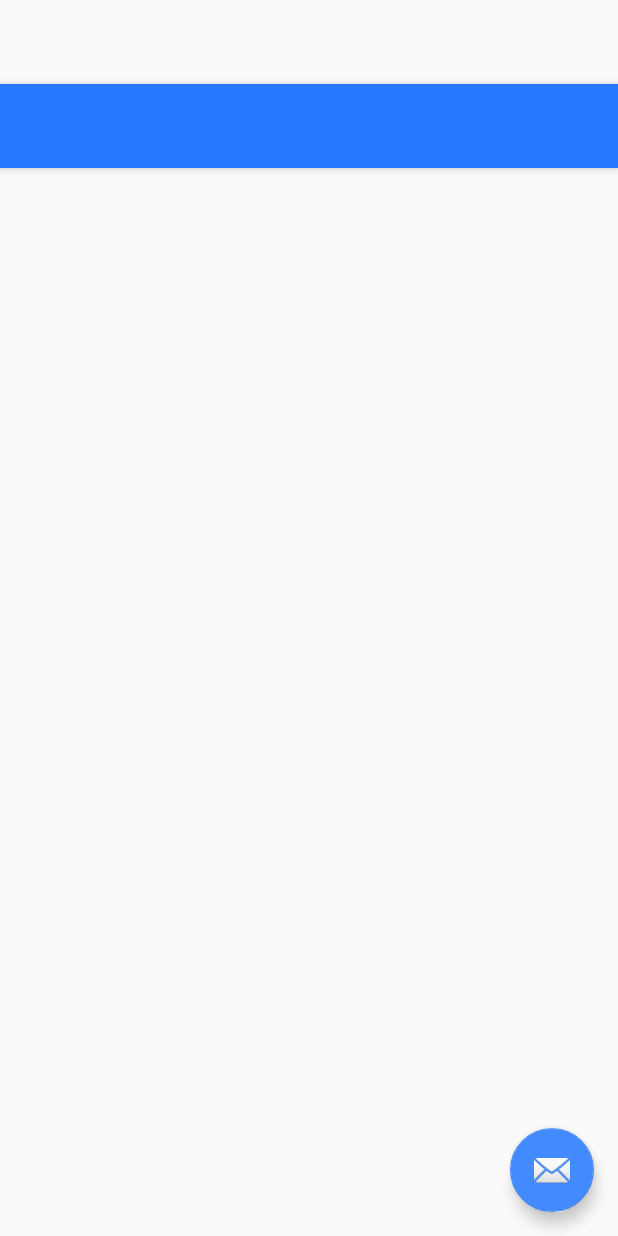
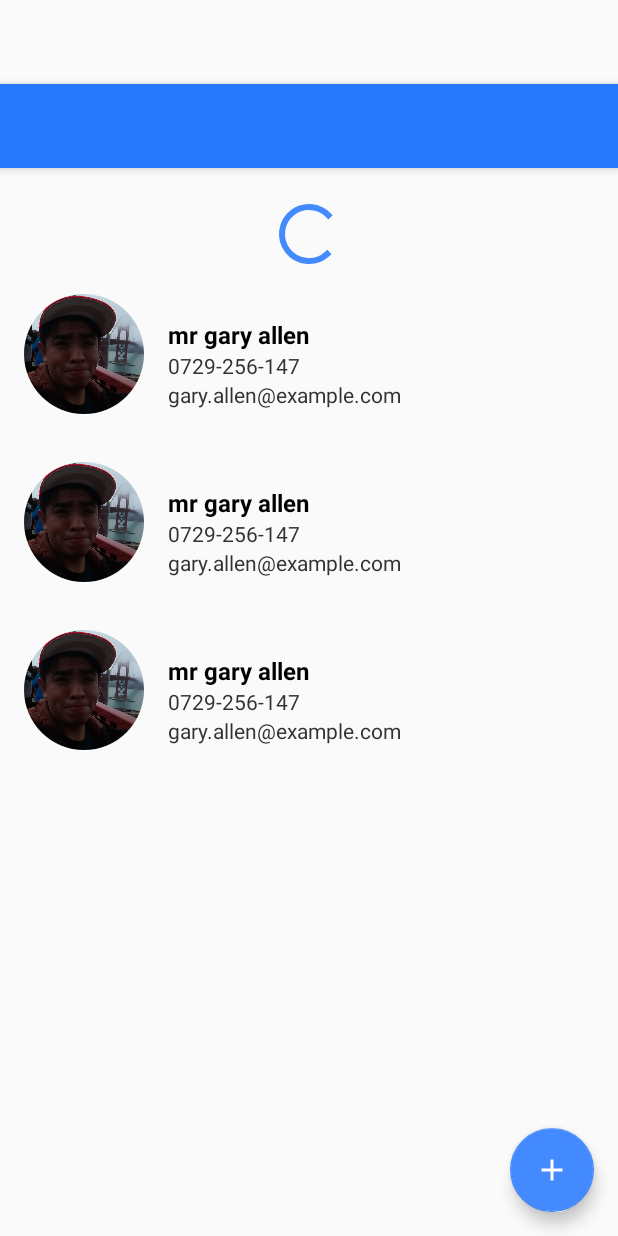
Before and after one commit to phong016688/test_git1, an Android app: the layout main_activity.xml on its own in the app's theme, with its tools: preview values and no code run, on a phone screen of 412 x 824 dp. Run offline under Robolectric (Android 15) with nearby library versions, the phone set to English and light mode, and no system bars.

Commit message:
create a PeopleList

```diff
--- /dev/null
+++ b/app/src/main/res/drawable/ic_add_24dp.xml
@@ -0,0 +1,9 @@
+<vector xmlns:android="http://schemas.android.com/apk/res/android"
+        android:width="24dp"
+        android:height="24dp"
+        android:viewportWidth="24.0"
+        android:viewportHeight="24.0">
+    <path
+        android:fillColor="#fff"
+        android:pathData="M19,13h-6v6h-2v-6H5v-2h6V5h2v6h6v2z"/>
+</vector>
--- /dev/null
+++ b/app/src/main/res/layout/item_people.xml
@@ -0,0 +1,65 @@
+<layout xmlns:android="http://schemas.android.com/apk/res/android"
+        xmlns:app="http://schemas.android.com/apk/res-auto"
+        xmlns:tools="http://schemas.android.com/tools">
+
+    <data>
+
+        <variable
+            name="peopleViewModel"
+            type="com.example.jhordan.people_mvvm.viewmodel.ItemPeopleViewModel"/>
+    </data>
+
+
+    <RelativeLayout
+        android:id="@+id/item_people"
+        android:layout_width="match_parent"
+        android:layout_height="wrap_content"
+        android:padding="@dimen/spacing_large">
+
+
+        <de.hdodenhof.circleimageview.CircleImageView
+            android:id="@+id/image_people"
+            android:layout_width="80dp"
+            android:layout_height="80dp"
+            android:src="@drawable/img"
+            app:border_color="@color/white"/>
+
+
+        <TextView
+            android:id="@+id/label_name"
+            android:layout_width="match_parent"
+            android:layout_height="wrap_content"
+            android:layout_alignTop="@+id/image_people"
+            android:layout_marginStart="@dimen/spacing_large"
+            android:layout_marginTop="@dimen/spacing_large"
+            android:layout_toEndOf="@+id/image_people"
+            android:text="@{peopleViewModel.userName}"
+            android:textColor="@android:color/primary_text_light"
+            android:textSize="16sp"
+            android:textStyle="bold"
+            tools:text="mr gary allen"/>
+
+        <TextView
+            android:id="@+id/label_phone"
+            android:layout_width="match_parent"
+            android:layout_height="wrap_content"
+            android:layout_alignStart="@+id/label_name"
+            android:layout_below="@+id/label_name"
+            android:textColor="@android:color/secondary_text_light"
+            android:textSize="14sp"
+            tools:text="0729-256-147"/>
+
+        <TextView
+            android:id="@+id/label_mail"
+            android:layout_width="match_parent"
+            android:layout_height="wrap_content"
+            android:textColor="@android:color/secondary_text_light"
+            android:textSize="14sp"
+            tools:text="gary.allen@example.com"
+            android:layout_below="@+id/label_phone"
+            android:layout_alignStart="@+id/label_phone"/>
+
+    </RelativeLayout>
+
+
+</layout>
--- a/app/src/main/res/layout/main_activity.xml
+++ b/app/src/main/res/layout/main_activity.xml
@@ -1,12 +1,13 @@
 <?xml version="1.0" encoding="utf-8"?>
 
-<layout xmlns:android="http://schemas.android.com/apk/res/android">
+<layout xmlns:android="http://schemas.android.com/apk/res/android"
+        xmlns:tools="http://schemas.android.com/tools">
 
     <data>
 
         <variable
-            name="user"
-            type="com.example.jhordan.people_mvvm.User"/>
+            name="mainViewModel"
+            type="com.example.jhordan.people_mvvm.viewmodel.MainViewModel"/>
     </data>
 
     <android.support.design.widget.CoordinatorLayout
@@ -29,23 +30,43 @@
 
         </android.support.design.widget.AppBarLayout>
 
-        <!--<include layout="@layout/content_main"/>-->
-
         <LinearLayout
             android:layout_width="match_parent"
             android:layout_height="match_parent"
-            android:layout_marginTop="?attr/actionBarSize"
-            android:orientation="vertical">
+            android:gravity="center"
+            android:orientation="vertical"
+            app:layout_behavior="@string/appbar_scrolling_view_behavior">
 
-            <TextView
+
+            <ProgressBar
+                android:id="@+id/progress_people"
                 android:layout_width="wrap_content"
                 android:layout_height="wrap_content"
-                android:text="@{user.firstName}"/>
+                android:layout_marginTop="20dp"
+                app:visibility="@{mainViewModel.mProgressPeople}"/>
 
-            <TextView
-                android:layout_width="wrap_content"
-                android:layout_height="wrap_content"
-                android:text="@{user.lastName}"/>
+            <!--<TextView-->
+            <!--android:id="@+id/label_status"-->
+            <!--android:layout_width="wrap_content"-->
+            <!--android:layout_height="wrap_content"-->
+            <!--android:layout_marginLeft="@dimen/spacing_large"-->
+            <!--android:layout_marginRight="@dimen/spacing_large"-->
+            <!--android:layout_marginTop="20dp"-->
+            <!--android:gravity="center"-->
+            <!--android:text="@{viewModel.infoMessage}"-->
+            <!--android:textSize="18sp"-->
+            <!--app:visibility="@{viewModel.infoMessageVisibility}"/>-->
+
+            <android.support.v7.widget.RecyclerView
+                android:id="@+id/list_people"
+                android:layout_width="match_parent"
+                android:layout_height="match_parent"
+                android:clipToPadding="false"
+                android:scrollbars="vertical"
+                app:visibility="@{mainViewModel.mListPeople}"
+                tools:listitem="@layout/item_people"/>
+
+
         </LinearLayout>
 
         <android.support.design.widget.FloatingActionButton
@@ -54,7 +75,8 @@
             android:layout_height="wrap_content"
             android:layout_gravity="bottom|end"
             android:layout_margin="@dimen/fab_margin"
-            android:src="@android:drawable/ic_dialog_email"/>
+            android:onClick="@{mainViewModel.onClickFabLoad}"
+            android:src="@drawable/ic_add_24dp"/>
 
     </android.support.design.widget.CoordinatorLayout>
 
--- a/app/src/main/res/values/colors.xml
+++ b/app/src/main/res/values/colors.xml
@@ -3,4 +3,6 @@
     <color name="colorPrimary">#2979FF</color>
     <color name="colorPrimaryDark">#2962FF</color>
     <color name="colorAccent">#448AFF</color>
+
+    <color name="white">#fff</color>
 </resources>
```
Also changed, not shown: app/src/main/java/com/example/jhordan/people_mvvm/MainActivity.java (+33 -12 lines), app/src/main/java/com/example/jhordan/people_mvvm/PeopleAdapter.java (added, +65 -0 lines), app/src/main/java/com/example/jhordan/people_mvvm/model/Location.java (added, +39 -0 lines), app/src/main/java/com/example/jhordan/people_mvvm/model/Name.java (added, +31 -0 lines), app/src/main/java/com/example/jhordan/people_mvvm/model/People.java (added, +37 -0 lines), app/src/main/java/com/example/jhordan/people_mvvm/model/Picture.java (added, +32 -0 lines), app/src/main/java/com/example/jhordan/people_mvvm/viewmodel/ItemPeopleViewModel.java (added, +28 -0 lines), app/src/main/java/com/example/jhordan/people_mvvm/viewmodel/MainViewModel.java (added, +60 -0 lines), app/src/main/java/com/example/jhordan/people_mvvm/viewmodel/MainViewModelContract.java (added, +15 -0 lines), app/src/main/res/drawable/img.jpg (added).
